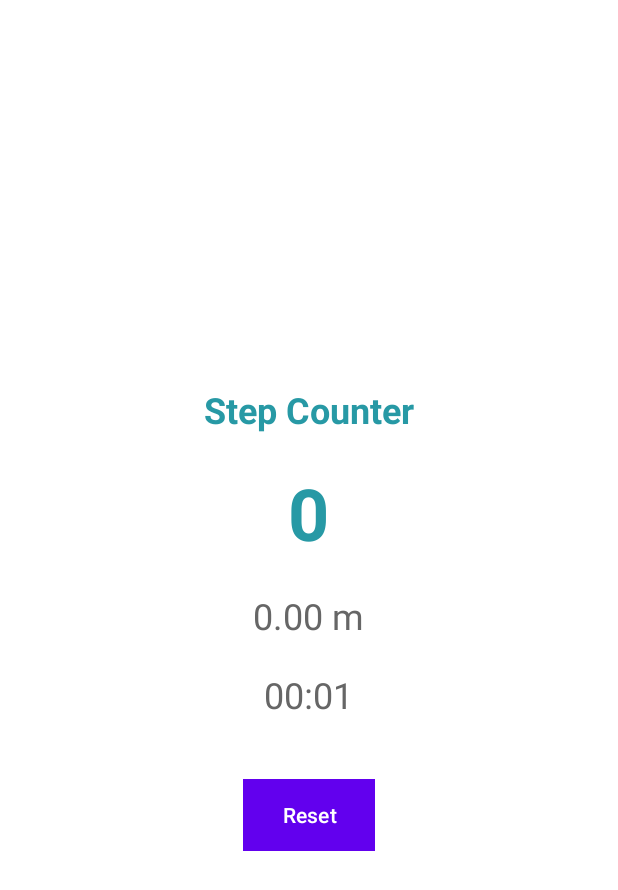
After one commit to kais001/projetmobile, an Android app: the StepCounterActivity screen opened directly, with no data from a screen before it, on a phone screen of 412 x 824 dp. The commit adds this screen. Shown: the top 890 px of the screen. Run offline under Robolectric (Android 15) with nearby library versions, the phone set to English and light mode, and no system bars.

Commit message:
integration user+event+accommodation+++

```diff
--- a/Downloads/projetmobile-user/projetmobile-user/FinalProject/app/src/main/AndroidManifest.xml
+++ b/Downloads/projetmobile-user/projetmobile-user/FinalProject/app/src/main/AndroidManifest.xml
@@ -33,6 +33,8 @@
         <activity android:name=".UpdateAccommodationActivity" />
         <activity android:name=".AddEventActivity" />
         <activity android:name=".UpdateEventActivity" />
+        <activity android:name=".StepCounterActivity" />
+
 
         <meta-data
             android:name="com.google.firebase.messaging.default_notification_channel_id"
--- /dev/null
+++ b/Downloads/projetmobile-user/projetmobile-user/FinalProject/app/src/main/java/tn/esprit/finalproject/StepCounterActivity.java
@@ -0,0 +1,135 @@
+package tn.esprit.finalproject;
+
+import android.content.SharedPreferences;
+import android.hardware.Sensor;
+import android.hardware.SensorEvent;
+import android.hardware.SensorEventListener;
+import android.hardware.SensorManager;
+import android.os.Bundle;
+import android.os.Handler;
+import android.widget.TextView;
+
+import androidx.appcompat.app.AppCompatActivity;
+
+public class StepCounterActivity extends AppCompatActivity {
+
+    private TextView textViewStepCount, textViewDistance, textViewTime;
+    private double MagnitudePrevious = 0;
+    private Integer stepCount = 0;
+    private double stepLength = 0.8;  // Longueur moyenne d'un pas en mètres
+    private long startTime;
+    private Handler timerHandler = new Handler();
+    private Runnable timerRunnable;
+    private long elapsedTime = 0;
+
+    @Override
+    protected void onCreate(Bundle savedInstanceState) {
+        super.onCreate(savedInstanceState);
+        setContentView(R.layout.activity_step_counter);
+
+        textViewStepCount = findViewById(R.id.textViewStepCount);
+        textViewDistance = findViewById(R.id.textViewDistance);
+        textViewTime = findViewById(R.id.textViewTime);
+
+        SensorManager sensorManager = (SensorManager) getSystemService(SENSOR_SERVICE);
+        Sensor sensor = sensorManager.getDefaultSensor(Sensor.TYPE_ACCELEROMETER);
+
+        SensorEventListener stepDetector = new SensorEventListener() {
+            @Override
+            public void onSensorChanged(SensorEvent sensorEvent) {
+                if (sensorEvent != null) {
+                    float x_acceleration = sensorEvent.values[0];
+                    float y_acceleration = sensorEvent.values[1];
+                    float z_acceleration = sensorEvent.values[2];
+
+                    double Magnitude = Math.sqrt(x_acceleration * x_acceleration + y_acceleration * y_acceleration + z_acceleration * z_acceleration);
+                    double MagnitudeDelta = Magnitude - MagnitudePrevious;
+                    MagnitudePrevious = Magnitude;
+
+                    // Réduire la sensibilité en abaissant le seuil
+                    if (MagnitudeDelta > 3) {  // Sensibilité réduite
+                        stepCount++;
+                    }
+
+                    // Mettre à jour l'affichage
+                    textViewStepCount.setText(String.valueOf(stepCount));
+                    double distance = stepCount * stepLength;  // Calcul de la distance
+                    textViewDistance.setText(String.format("%.2f m", distance));
+                }
+            }
+
+            @Override
+            public void onAccuracyChanged(Sensor sensor, int i) {
+            }
+        };
+
+        sensorManager.registerListener(stepDetector, sensor, SensorManager.SENSOR_DELAY_NORMAL);
+
+        // Initialiser le timer
+        startTime = System.currentTimeMillis();
+        timerRunnable = new Runnable() {
+            @Override
+            public void run() {
+                long currentTime = System.currentTimeMillis();
+                elapsedTime = currentTime - startTime;
+                long seconds = elapsedTime / 1000;
+                long minutes = seconds / 60;
+                seconds = seconds % 60;
+
+                // Mettre à jour l'affichage du temps
+                textViewTime.setText(String.format("%02d:%02d", minutes, seconds));
+
+                // Redémarrer le timer
+                timerHandler.postDelayed(this, 1000);
+            }
+        };
+
+        // Démarrer le timer
+        timerHandler.postDelayed(timerRunnable, 0);
+    }
+
+    @Override
+    protected void onPause() {
+        super.onPause();
+
+        SharedPreferences sharedPreferences = getPreferences(MODE_PRIVATE);
+        SharedPreferences.Editor editor = sharedPreferences.edit();
+        editor.putInt("stepCount", stepCount);  // Saving the step count
+        editor.putLong("elapsedTime", elapsedTime);  // Saving elapsed time
+        editor.apply();
+    }
+
+    @Override
+    protected void onStop() {
+        super.onStop();
+
+        SharedPreferences sharedPreferences = getPreferences(MODE_PRIVATE);
+        SharedPreferences.Editor editor = sharedPreferences.edit();
+        editor.putInt("stepCount", stepCount);  // Saving the step count
+        editor.putLong("elapsedTime", elapsedTime);  // Saving elapsed time
+        editor.apply();
+    }
+
+    @Override
+    protected void onResume() {
+        super.onResume();
+
+        SharedPreferences sharedPreferences = getPreferences(MODE_PRIVATE);
+        stepCount = sharedPreferences.getInt("stepCount", 0);  // Retrieving the saved step count
+        elapsedTime = sharedPreferences.getLong("elapsedTime", 0);  // Retrieving the saved elapsed time
+
+        // Mettre à jour l'affichage avec les valeurs récupérées
+        textViewStepCount.setText(String.valueOf(stepCount));
+        double distance = stepCount * stepLength;  // Calcul de la distance
+        textViewDistance.setText(String.format("%.2f m", distance));
+
+        long seconds = elapsedTime / 1000;
+        long minutes = seconds / 60;
+        seconds = seconds % 60;
+        textViewTime.setText(String.format("%02d:%02d", minutes, seconds));
+
+        // Redémarrer le timer
+        startTime = System.currentTimeMillis() - elapsedTime;
+        timerHandler.postDelayed(timerRunnable, 0);
+    }
+}
--- a/Downloads/projetmobile-user/projetmobile-user/FinalProject/app/src/main/java/tn/esprit/finalproject/UserHomeFragment.java
+++ b/Downloads/projetmobile-user/projetmobile-user/FinalProject/app/src/main/java/tn/esprit/finalproject/UserHomeFragment.java
@@ -156,10 +156,8 @@ public class UserHomeFragment extends Fragment {
 
     private void navigateToSteps() {
         // Navigate to HomeFragment
-        FragmentTransaction transaction = requireFragmentManager().beginTransaction();
-        transaction.replace(R.id.fragment_container, new StepCounterF());
-        transaction.addToBackStack(null);
-        transaction.commit();
+        Intent registerIntent = new Intent(requireContext(), StepCounterActivity.class);
+        startActivity(registerIntent); // Launch AddEventActivity
     }
 
     private void navigateToHoussem() {
--- /dev/null
+++ b/Downloads/projetmobile-user/projetmobile-user/FinalProject/app/src/main/res/layout/activity_step_counter.xml
@@ -0,0 +1,62 @@
+<?xml version="1.0" encoding="utf-8"?>
+<LinearLayout xmlns:android="http://schemas.android.com/apk/res/android"
+    android:layout_width="match_parent"
+    android:layout_height="match_parent"
+    android:orientation="vertical"
+    android:padding="16dp"
+    android:gravity="center">
+
+    <!-- Titre -->
+    <TextView
+        android:id="@+id/titleTextView"
+        android:layout_width="wrap_content"
+        android:layout_height="wrap_content"
+        android:text="Step Counter"
+        android:textSize="24sp"
+        android:textColor="#2799A5"
+        android:layout_marginBottom="20dp"
+        android:textStyle="bold" />
+
+    <!-- Affichage du compteur de pas -->
+    <TextView
+        android:id="@+id/textViewStepCount"
+        android:layout_width="wrap_content"
+        android:layout_height="wrap_content"
+        android:text="0"
+        android:textSize="48sp"
+        android:textColor="#2799A5"
+        android:layout_marginBottom="20dp"
+        android:textStyle="bold" />
+
+    <!-- Affichage de la distance -->
+    <TextView
+        android:id="@+id/textViewDistance"
+        android:layout_width="wrap_content"
+        android:layout_height="wrap_content"
+        android:text="0.00 m"
+        android:textSize="24sp"
+        android:textColor="#666666"
+        android:layout_marginBottom="20dp" />
+
+    <!-- Affichage du temps écoulé -->
+    <TextView
+        android:id="@+id/textViewTime"
+        android:layout_width="wrap_content"
+        android:layout_height="wrap_content"
+        android:text="00:00"
+        android:textSize="24sp"
+        android:textColor="#666666"
+        android:layout_marginBottom="20dp" />
+
+    <!-- Bouton de réinitialisation des pas -->
+    <Button
+        android:id="@+id/resetButton"
+        android:layout_width="wrap_content"
+        android:layout_height="wrap_content"
+        android:text="Reset"
+        android:textColor="#FFFFFF"
+        android:background="@color/black"
+        android:layout_marginTop="20dp"
+        android:onClick="resetStepCount" />
+
+</LinearLayout>
```
Also changed, not shown: Downloads/projetmobile-user/projetmobile-user/FinalProject/app/src/main/java/tn/esprit/finalproject/StepCounterF.java (deleted, +0 -149 lines), Downloads/projetmobile-user/projetmobile-user/FinalProject/app/src/main/res/layout/fragment_step_counter.xml (deleted, +0 -140 lines).
